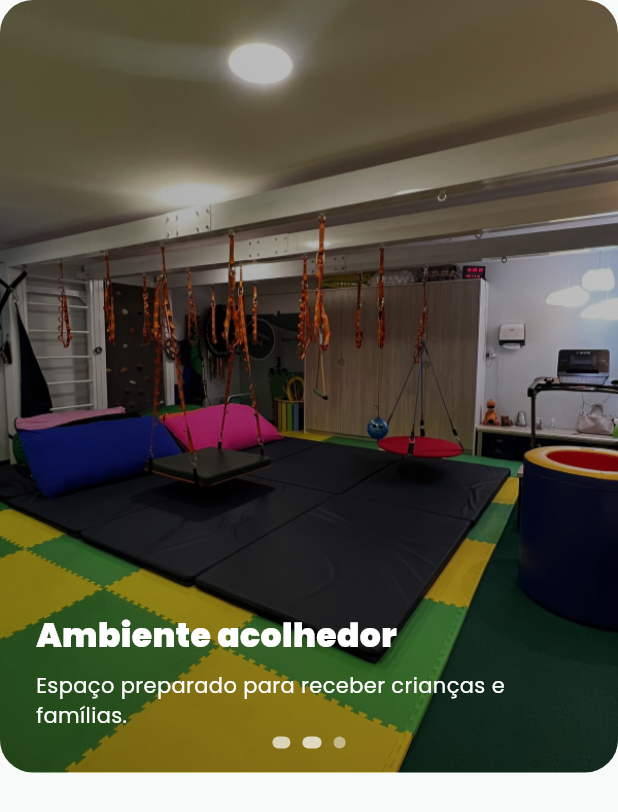
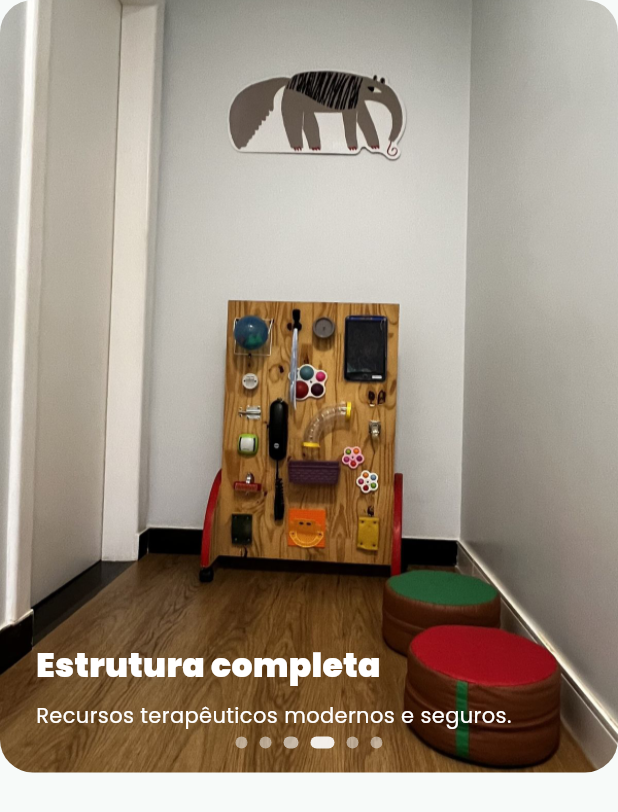
Before and after one commit to danielhell666/sitetoca, a Flutter app: the ImageCarousel widget shown alone on an empty page, opened directly, swiped to page 3, on a phone screen of 412 x 824 dp. Shown: the top 812 px of the screen. Run offline on Flutter 3.47's test engine with Material 3 defaults, Android fonts, the phone set to English and light mode, and no system bars; our stand-ins replace font_awesome_flutter, visibility_detector; network calls fail.

Commit message:
esta online

```diff
--- a/lib/data/carousel_data.dart
+++ b/lib/data/carousel_data.dart
@@ -31,22 +31,22 @@ const carouselItems = <CarouselItem>[
     title: 'Atendimento humanizado',
     subtitle: 'Cuidado individualizado para cada criança.',
   ),
-  // CarouselItem(
-  //   imageDesktop: 'assets/images/carousel/foto4.jpeg',
-  //   imageMobile: 'assets/images/carousel/foto4_m.jpeg',
-  //   title: 'Estrutura completa',
-  //   subtitle: 'Recursos terapêuticos modernos e seguros.',
-  // ),
-  // CarouselItem(
-  //   imageDesktop: 'assets/images/carousel/foto5.jpeg',
-  //   imageMobile: 'assets/images/carousel/foto5_m.jpeg',
-  //   title: 'Resultados comprovados',
-  //   subtitle: 'Histórias de sucesso e progresso de nossos pacientes.',
-  // ),
-  // CarouselItem(
-  //   imageDesktop: 'assets/images/carousel/foto6.jpeg',
-  //   imageMobile: 'assets/images/carousel/foto6_m.jpeg',
-  //   title: 'Compromisso com a excelência',
-  //   subtitle: 'Busca constante por inovação e qualidade.',
-  // ),
+  CarouselItem(
+    imageDesktop: 'assets/images/carousel/foto4.jpeg',
+    imageMobile: 'assets/images/carousel/foto4_m.jpeg',
+    title: 'Estrutura completa',
+    subtitle: 'Recursos terapêuticos modernos e seguros.',
+  ),
+  CarouselItem(
+    imageDesktop: 'assets/images/carousel/foto5.jpeg',
+    imageMobile: 'assets/images/carousel/foto5_m.jpeg',
+    title: 'Resultados comprovados',
+    subtitle: 'Histórias de sucesso e progresso de nossos pacientes.',
+  ),
+  CarouselItem(
+    imageDesktop: 'assets/images/carousel/foto6.jpeg',
+    imageMobile: 'assets/images/carousel/foto6_m.jpeg',
+    title: 'Compromisso com a excelência',
+    subtitle: 'Busca constante por inovação e qualidade.',
+  ),
 ];
--- a/lib/data/links.dart
+++ b/lib/data/links.dart
@@ -3,9 +3,9 @@ class AppLinks {
   static const instagram =
       'https://www.instagram.com/tocadotamandua.terapias/';
 
-  static const phoneRaw = '61982200488';
-  static const phoneLabel = '(61) 98220-0488';
-  static const whatsappLabel = '(61) 98220-0488';
+  static const phoneRaw = '6139776912';
+  static const phoneLabel = '(61) 39776912';
+  static const whatsappLabel = '(61) 39776912';
 
   static const addressLabel =
       'SIG Quadra 8 lote 2268 sala 02 - Sudoeste, Brasília - DF, 70610-400';
--- a/lib/home/home_page.dart
+++ b/lib/home/home_page.dart
@@ -56,10 +56,7 @@ class HomePage extends StatelessWidget {
                                   child: const ClinicDescriptionSection(),
                                 ),
                                 const SizedBox(height: 32),
-                                Container(
-                                  key: sectionKeys[HomeSection.inicio],
-                                  child: const ImageCarousel(),
-                                ),
+                                const ImageCarousel(),
                                 const SizedBox(height: 32),
                                 Container(
                                   key: sectionKeys[HomeSection.especialidades],
--- a/lib/widgets/image_carousel.dart
+++ b/lib/widgets/image_carousel.dart
@@ -21,31 +21,23 @@ class _ImageCarouselState extends State<ImageCarousel> {
     super.initState();
     _startAutoPlay();
 
-    // Precarrega algumas imagens após o 1º frame para reduzir travadinhas no Web.
+    // Precarrega todas as imagens após o 1º frame para reduzir travadinhas no Web.
     WidgetsBinding.instance.addPostFrameCallback((_) {
       if (!mounted) return;
-      _precacheCarouselImages(limit: 3);
+      _precacheCarouselImages();
     });
   }
 
-Future<void> _precacheCarouselImages({int limit = 3}) async {
+Future<void> _precacheCarouselImages() async {
   if (_didPrecache) return;
   if (carouselItems.isEmpty) return;
   _didPrecache = true;
 
-  final count = limit.clamp(0, carouselItems.length);
-
-  for (var i = 0; i < count; i++) {
-    await precacheImage(
-      AssetImage(carouselItems[i].imageDesktop),
-      context,
-    );
-
-    await precacheImage(
-      AssetImage(carouselItems[i].imageMobile),
-      context,
-    );
-
+  // pre‑cache all entries; Web sometimes chokes when images are loaded
+  // lazily during page transitions.
+  for (var item in carouselItems) {
+    await precacheImage(AssetImage(item.imageDesktop), context);
+    await precacheImage(AssetImage(item.imageMobile), context);
     if (!mounted) return;
   }
 }
@@ -151,18 +143,6 @@ Future<void> _precacheCarouselImages({int limit = 3}) async {
                                 width: cacheWidth,
                               ),
                               fit: BoxFit.cover,
-                            ),
-                            Container(
-                              decoration: BoxDecoration(
-                                gradient: LinearGradient(
-                                  colors: [
-                                    Colors.black.withOpacity(0.45),
-                                    Colors.black.withOpacity(0.2),
-                                  ],
-                                  begin: Alignment.bottomLeft,
-                                  end: Alignment.topRight,
-                                ),
-                              ),
                             ),
                             Positioned(
                               left: 24,
--- a/lib/widgets/top_bar.dart
+++ b/lib/widgets/top_bar.dart
@@ -64,7 +64,6 @@ class _DesktopBar extends StatelessWidget {
         const SizedBox(width: 18),
 
         // MENU (desktop)
-        _NavLink('INÍCIO', () => onNavigate(HomeSection.inicio)),
         _NavLink('QUEM SOMOS', () => onNavigate(HomeSection.quemsomos)),
         _NavLink('ESPECIALIDADES', () => onNavigate(HomeSection.especialidades)),
         _NavLink('EQUIPE', () => onNavigate(HomeSection.equipe)),
```
Also changed, not shown: assets/images/carousel/foto4.jpeg (added), assets/images/carousel/foto5.jpeg (added), firebase.json (added), 2 other files.
